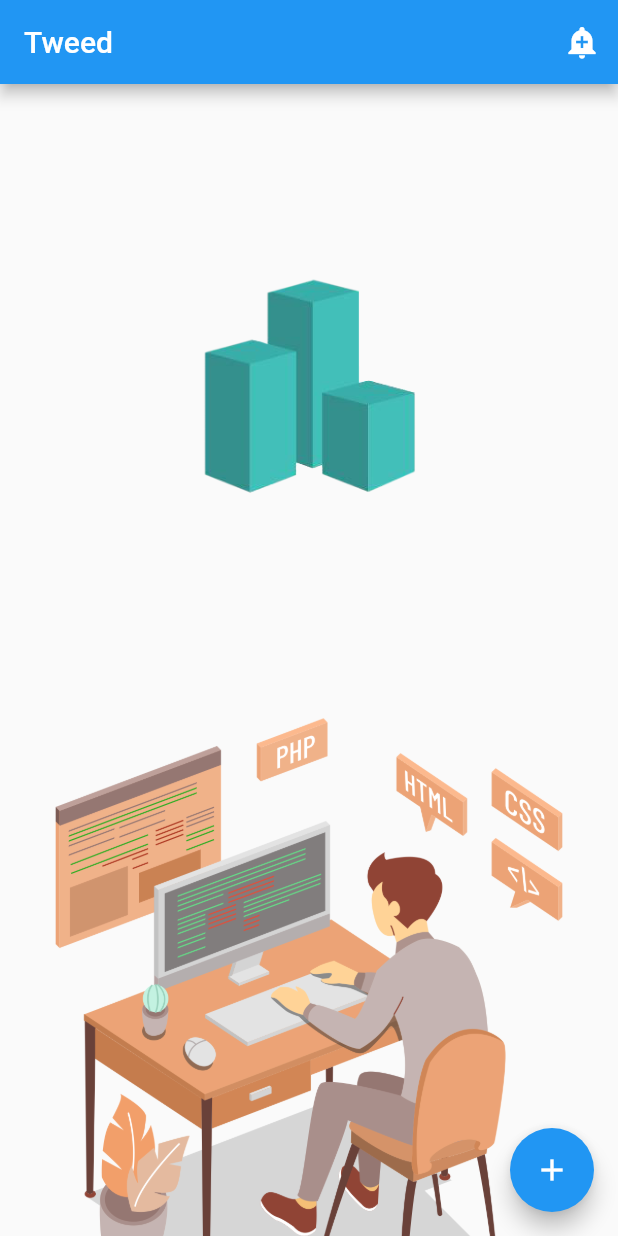
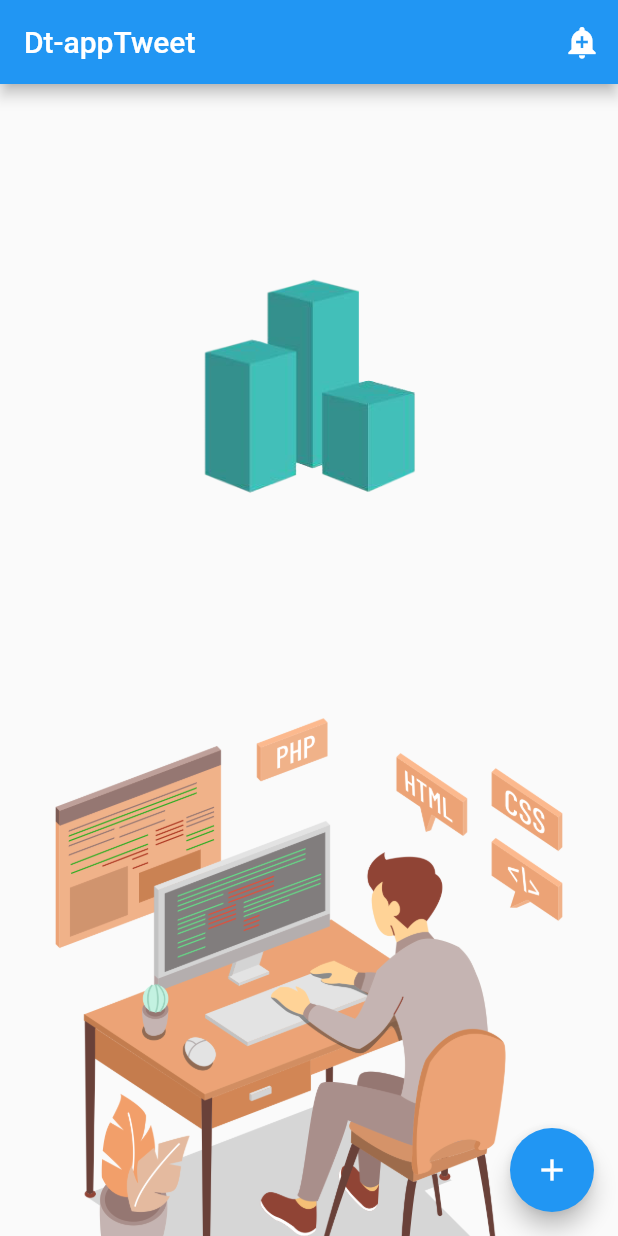
Before and after one commit to pho0m/thap, a Flutter app: the screen it shows after launch, on a phone screen of 412 x 824 dp. Run offline on Flutter 3.47's test engine with Material 2 defaults, Android fonts, the light colour scheme and no system bars.

Commit message:
Change My Homepage Title

```diff
--- a/lib/main.dart
+++ b/lib/main.dart
@@ -15,7 +15,7 @@ class MyApp extends StatelessWidget {
       theme: ThemeData(
         primarySwatch: Colors.blue,
       ),
-      home: const MyHomePage(title: 'Tweed'),
+      home: const MyHomePage(title: 'Dt-appTweet'),
     );
   }
 }
```
